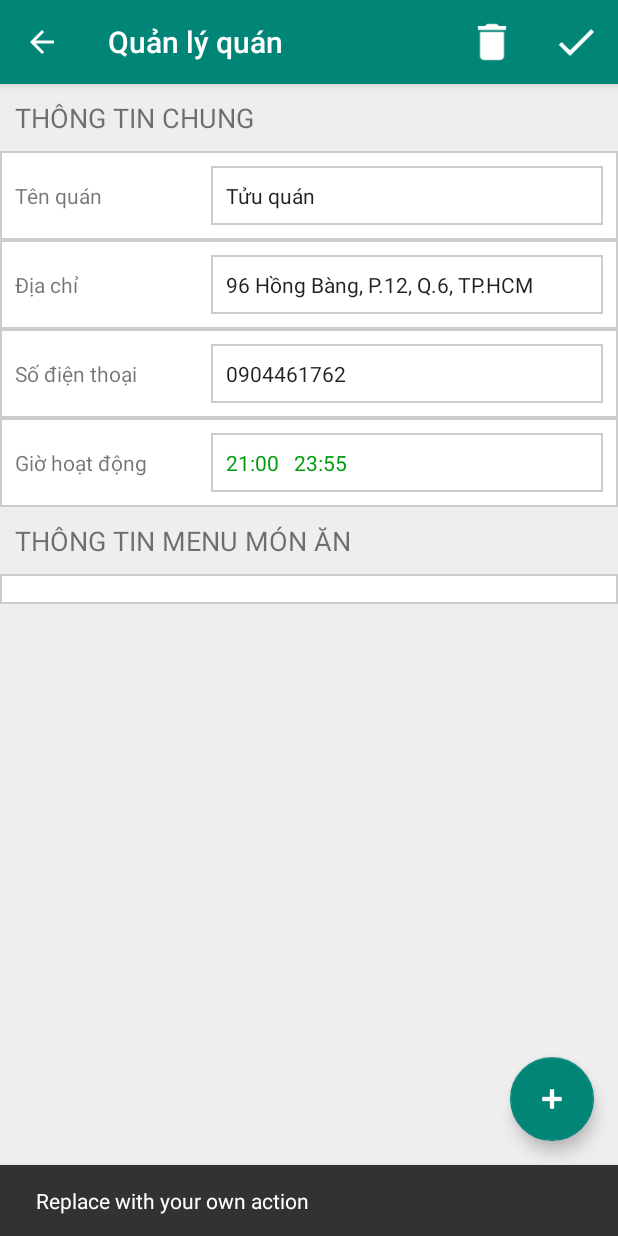
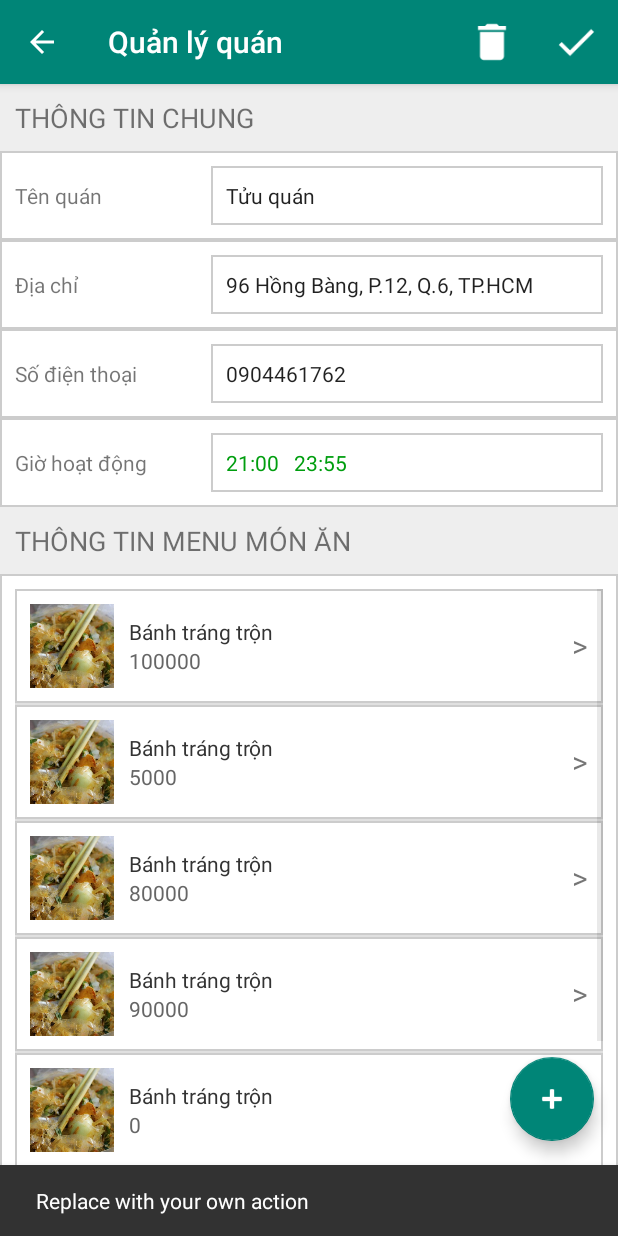
Before and after one commit to kim-ninh/ISE_NTMT_04, an Android app: the ManageRestaurantActivity screen opened directly, with no data from a screen before it, after a tap on an icon or button, on a phone screen of 412 x 824 dp. Run offline under Robolectric (Android 15) with nearby library versions, the phone set to English and light mode, and no system bars; libraries missing offline, so code that uses them is left out: org.osmdroid.util; pictures from the network do not load.

Commit message:
finish ManageRestaurantLayout (display ListView)

```diff
--- a/04_Implement/FoodMap/app/src/main/java/com/hcmus/dreamers/foodmap/DishInfoList.java
+++ b/04_Implement/FoodMap/app/src/main/java/com/hcmus/dreamers/foodmap/DishInfoList.java
@@ -2,6 +2,8 @@ package com.hcmus.dreamers.foodmap;
 
 import android.app.Activity;
 import android.content.Context;
+import android.content.Intent;
+import android.net.Uri;
 import android.support.annotation.NonNull;
 import android.support.annotation.Nullable;
 import android.view.LayoutInflater;
@@ -13,6 +15,7 @@ import android.widget.TextView;
 
 import com.hcmus.dreamers.foodmap.Model.Dish;
 
+import java.io.File;
 import java.util.List;
 
 public class DishInfoList extends ArrayAdapter<Dish>
@@ -36,12 +39,14 @@ public class DishInfoList extends ArrayAdapter<Dish>
 
         TextView lblDishName = (TextView) row.findViewById(R.id.lblDishName);
         TextView lblDisgPrice = (TextView) row.findViewById(R.id.lblDishPrice);
-        ImageView icon = (ImageView) row.findViewById(R.id.icon);
+        ImageView icon = (ImageView) row.findViewById(R.id.dish_thumb);
 
-        lblDishName.setText(dishes.get(position).getName());
-        lblDisgPrice.setText(dishes.get(position).getPrice());
+        Dish dish = dishes.get(position);
 
-        //icon.setImageResource(Integer.parseInt(dishes.get(position).getUrlImage()));
+        lblDishName.setText(dish.getName());
+        lblDisgPrice.setText(Integer.toString(dish.getPrice()));
+        //TODO Remember uncommnet section bellow when the image file path is ready
+        //icon.setImageURI(Uri.fromFile(new File(dish.getUrlImage())));
 
         return row;
     }
--- a/04_Implement/FoodMap/app/src/main/java/com/hcmus/dreamers/foodmap/ManageRestaurantActivity.java
+++ b/04_Implement/FoodMap/app/src/main/java/com/hcmus/dreamers/foodmap/ManageRestaurantActivity.java
@@ -8,6 +8,7 @@ import android.support.v7.widget.Toolbar;
 import android.view.Menu;
 import android.view.MenuItem;
 import android.view.View;
+import android.widget.ListView;
 import android.widget.Toast;
 
 import com.hcmus.dreamers.foodmap.AsyncTask.DoingTask;
@@ -23,20 +24,28 @@ import com.hcmus.dreamers.foodmap.define.ConstantCODE;
 import com.hcmus.dreamers.foodmap.jsonapi.ParseJSON;
 
 import org.osmdroid.util.GeoPoint;
+
+import java.util.ArrayList;
 import java.util.Date;
+import java.util.List;
 
 public class ManageRestaurantActivity extends AppCompatActivity {
 
+    List<Dish> dishes = new ArrayList<>();
     @Override
     protected void onCreate(Bundle savedInstanceState) {
+        //region DEFAULT INIT
         super.onCreate(savedInstanceState);
         setContentView(R.layout.activity_manage_restaurant);
         Toolbar toolbar = (Toolbar) findViewById(R.id.edit_restaurant_toolbar);
-        setSupportActionBar(toolbar);
+        ListView dishListView = (ListView) findViewById(R.id.dish_list);
+        //endregion
 
         //Enable the Up button
+        setSupportActionBar(toolbar);
         getSupportActionBar().setDisplayHomeAsUpEnabled(true);
 
+        // Add_Floating_Button_Click event here
         FloatingActionButton fab = (FloatingActionButton) findViewById(R.id.fabAddDish);
         fab.setOnClickListener(new View.OnClickListener() {
             @Override
@@ -45,6 +54,33 @@ public class ManageRestaurantActivity extends AppCompatActivity {
                         .setAction("Action", null).show();
             }
         });
+
+        //region dish info -> dist_list_view
+        //TODO Remove the comment below when the Owner has only ONE RESTAURANT!
+//        dishes = Owner.getInstance()
+//                .getRestaurant()
+//                .getDishes();
+
+        generateFakeDishList();   //TODO Remove this line when the data is ready!
+
+        DishInfoList adapter = new DishInfoList(
+                this,
+                R.layout.row_dish_info,
+                dishes
+        );
+        dishListView.setAdapter(adapter);
+        //endregion
+    }
+
+    private void generateFakeDishList() {
+        dishes.add(new Dish("Bánh tráng trộn",100000,"",null));
+        dishes.add(new Dish("Bánh tráng trộn",5000,"",null));
+        dishes.add(new Dish("Bánh tráng trộn",80000,"",null));
+        dishes.add(new Dish("Bánh tráng trộn",90000,"",null));
+        dishes.add(new Dish("Bánh tráng trộn",0,"",null));
+        dishes.add(new Dish("Bánh tráng trộn",70000,"",null));
+        dishes.add(new Dish("Bánh tráng trộn",10000,"",null));
+        dishes.add(new Dish("Bánh tráng trộn",20000,"",null));
     }
 
     @Override
--- a/04_Implement/FoodMap/app/src/main/res/layout/content_manage_restaurant.xml
+++ b/04_Implement/FoodMap/app/src/main/res/layout/content_manage_restaurant.xml
@@ -145,15 +145,12 @@
             android:textSize="18sp"
             android:padding="10dp"/>
 
-        <ScrollView
+        <ListView
+            android:id="@+id/dish_list"
             android:layout_width="match_parent"
-            android:layout_height="wrap_content">
-            <ListView
-                android:id="@android:id/list"
-                android:layout_width="match_parent"
-                android:layout_height="wrap_content"
-                android:background="@drawable/custom_border">
-            </ListView>
-        </ScrollView>
+            android:layout_height="wrap_content"
+            android:background="@drawable/custom_border">
+        </ListView>
+
     </LinearLayout>
 </android.support.constraint.ConstraintLayout>
--- a/04_Implement/FoodMap/app/src/main/res/layout/row_dish_info.xml
+++ b/04_Implement/FoodMap/app/src/main/res/layout/row_dish_info.xml
@@ -7,7 +7,7 @@
     android:background="@drawable/custom_border">
 
     <ImageView
-        android:id="@+id/icon"
+        android:id="@+id/dish_thumb"
         android:layout_width="56dp"
         android:layout_height="56dp"
         android:layout_marginRight="10dp"
```
Also changed, not shown: 04_Implement/FoodMap/app/src/main/java/com/hcmus/dreamers/foodmap/MainActivity.java (+13 -1 lines).
